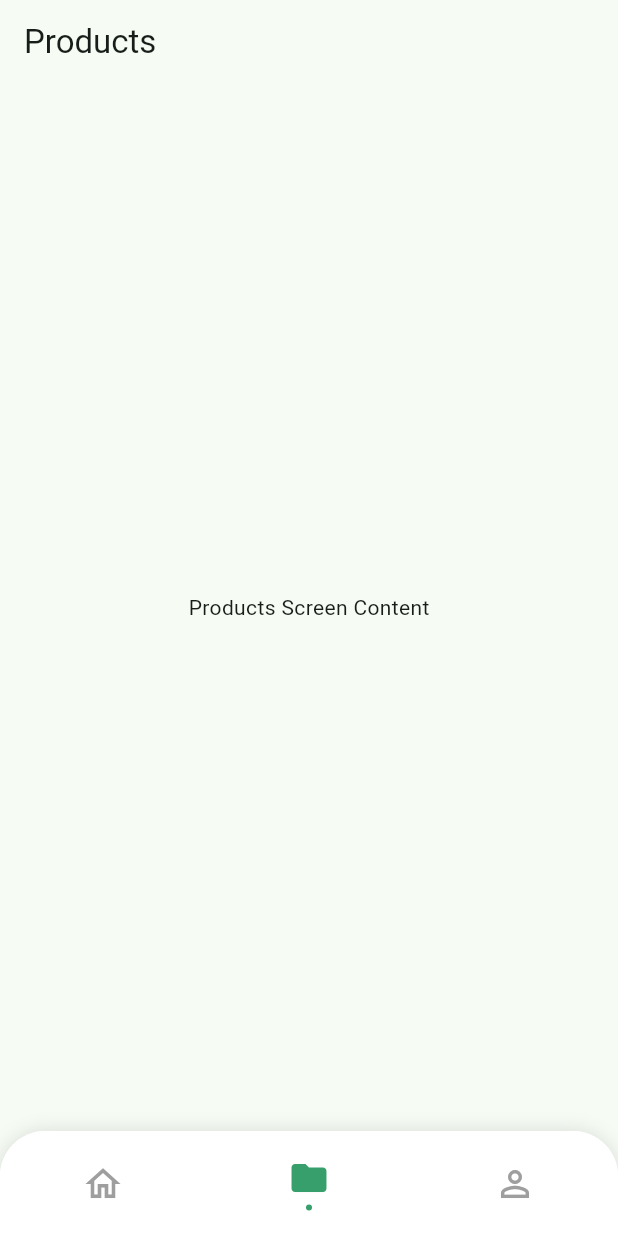
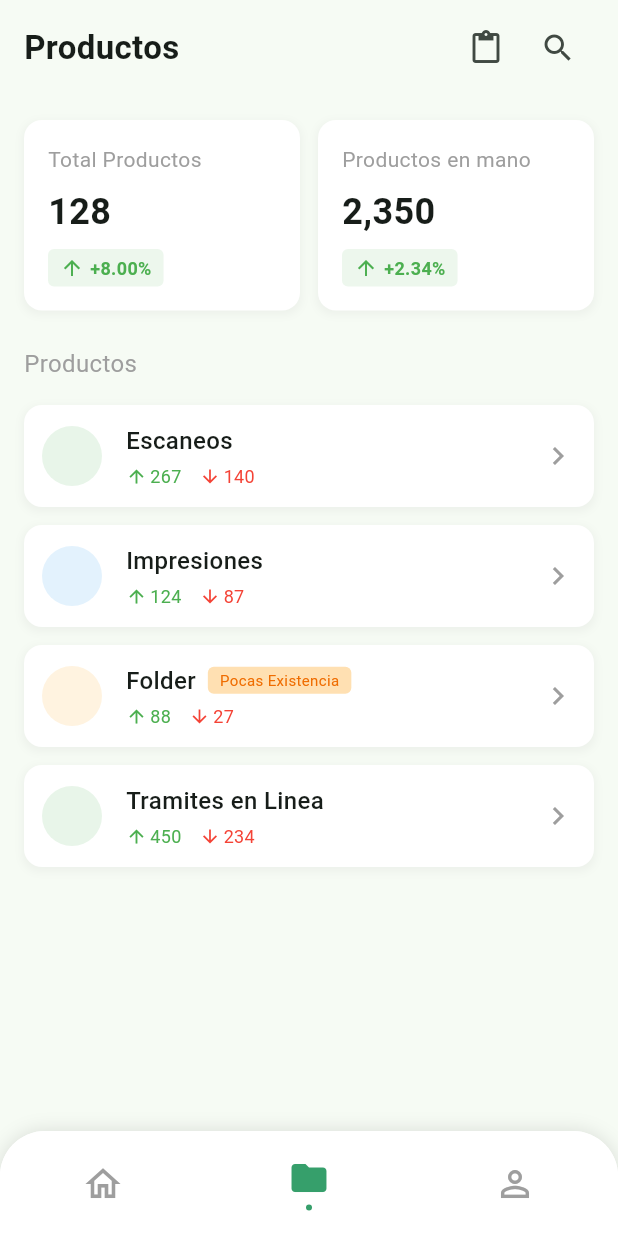
Before and after one commit to paolojoaquinp/flutter_pos, a Flutter app: the screen it shows after launch, item 2 of the bottom bar chosen, on a phone screen of 412 x 824 dp. Run offline on Flutter 3.47's test engine with Material 3 defaults, Android fonts, the phone set to English and light mode, and no system bars; our stand-ins replace bloc, equatable, flutter_bloc.

Commit message:
feat: Enhance ProductScreen with detailed stats and product categories
- Updated ProductScreen layout to include a header, stats cards, and product categories.
- Introduced StatsCard and ProductCategoryCard widgets for better data representation.
- Improved UI with padding and structured layout for enhanced user experience.

```diff
--- a/lib/features/products_screen/presentation/products_screen.dart
+++ b/lib/features/products_screen/presentation/products_screen.dart
@@ -1,4 +1,6 @@
 import 'package:flutter/material.dart';
+import 'package:flutter_pos/features/products_screen/presentation/widgets/product_category_card.dart';
+import 'package:flutter_pos/features/products_screen/presentation/widgets/stats_card_widget.dart';
 
 class ProductScreen extends StatelessWidget {
   const ProductScreen({super.key});
@@ -6,12 +8,106 @@ class ProductScreen extends StatelessWidget {
   @override
   Widget build(BuildContext context) {
     return Scaffold(
-      appBar: AppBar(
-        title: const Text('Products'),
-      ),
-      body: const Center(
-        child: Text('Products Screen Content'),
+      body: SafeArea(
+        child: Padding(
+          padding: const EdgeInsets.symmetric(horizontal: 16.0, vertical: 8.0),
+          child: Column(
+            crossAxisAlignment: CrossAxisAlignment.start,
+            children: [
+              // Header
+              Row(
+                mainAxisAlignment: MainAxisAlignment.spaceBetween,
+                children: [
+                  const Text(
+                    'Productos',
+                    style: TextStyle(
+                      fontSize: 22,
+                      fontWeight: FontWeight.bold,
+                    ),
+                  ),
+                  Row(
+                    children: [
+                      IconButton(
+                        icon: const Icon(Icons.content_paste_outlined),
+                        onPressed: () {},
+                      ),
+                      IconButton(
+                        icon: const Icon(Icons.search),
+                        onPressed: () {},
+                      ),
+                    ],
+                  ),
+                ],
+              ),
+              const SizedBox(height: 24),
+
+              // Stats Cards
+              const Row(
+                children: [
+                  Expanded(
+                    child: StatsCard(
+                      title: 'Total Productos',
+                      value: '128',
+                      percentage: '+8.00%',
+                      isPositive: true,
+                    ),
+                  ),
+                  SizedBox(width: 12),
+                  Expanded(
+                    child: StatsCard(
+                      title: 'Productos en mano',
+                      value: '2,350',
+                      percentage: '+2.34%',
+                      isPositive: true,
+                    ),
+                  ),
+                ],
+              ),
+
+              const SizedBox(height: 24),
+              const Text(
+                'Productos',
+                style: TextStyle(
+                  fontSize: 16,
+                  color: Colors.grey,
+                ),
+              ),
+              const SizedBox(height: 16),
+
+              // Product Categories List
+              ProductCategoryCard(
+                color: Colors.green.shade50,
+                title: 'Escaneos',
+                positiveCount: 267,
+                negativeCount: 140,
+              ),
+              const SizedBox(height: 12),
+              ProductCategoryCard(
+                color: Colors.blue.shade50,
+                title: 'Impresiones',
+                positiveCount: 124,
+                negativeCount: 87,
+              ),
+              const SizedBox(height: 12),
+              ProductCategoryCard(
+                color: Colors.orange.shade50,
+                title: 'Folder',
+                positiveCount: 88,
+                negativeCount: 27,
+                tag: 'Pocas Existencia',
+              ),
+              const SizedBox(height: 12),
+              ProductCategoryCard(
+                color: Colors.green.shade50,
+                title: 'Tramites en Linea',
+                positiveCount: 450,
+                negativeCount: 234,
+              ),
+            ],
+          ),
+        ),
       ),
     );
   }
+
 }
--- /dev/null
+++ b/lib/features/products_screen/presentation/widgets/product_category_card.dart
@@ -0,0 +1,132 @@
+import 'package:flutter/material.dart';
+
+class ProductCategoryCard extends StatelessWidget {
+  final Color color;
+  final String title;
+  final int positiveCount;
+  final int negativeCount;
+  final String? tag;
+
+  const ProductCategoryCard({
+    super.key,
+    required this.color,
+    required this.title,
+    required this.positiveCount,
+    required this.negativeCount,
+    this.tag,
+  });
+
+  @override
+  Widget build(BuildContext context) {
+    return Container(
+      decoration: BoxDecoration(
+        color: Colors.white,
+        borderRadius: BorderRadius.circular(12),
+        boxShadow: [
+          BoxShadow(
+            color: Colors.grey.withOpacity(0.1),
+            spreadRadius: 1,
+            blurRadius: 4,
+            offset: const Offset(0, 2),
+          ),
+        ],
+      ),
+      child: Padding(
+        padding: const EdgeInsets.all(12.0),
+        child: Row(
+          children: [
+            Container(
+              width: 40,
+              height: 40,
+              decoration: BoxDecoration(
+                color: color,
+                shape: BoxShape.circle,
+              ),
+            ),
+            const SizedBox(width: 16),
+            Expanded(
+              child: Column(
+                crossAxisAlignment: CrossAxisAlignment.start,
+                children: [
+                  Row(
+                    children: [
+                      Text(
+                        title,
+                        style: const TextStyle(
+                          fontSize: 16,
+                          fontWeight: FontWeight.w500,
+                        ),
+                      ),
+                      if (tag != null) ...[
+                        const SizedBox(width: 8),
+                        Container(
+                          padding: const EdgeInsets.symmetric(
+                              horizontal: 8, vertical: 2),
+                          decoration: BoxDecoration(
+                            color: Colors.orange.shade100,
+                            borderRadius: BorderRadius.circular(4),
+                          ),
+                          child: Text(
+                            tag!,
+                            style: TextStyle(
+                              fontSize: 10,
+                              color: Colors.orange.shade800,
+                            ),
+                          ),
+                        ),
+                      ],
+                    ],
+                  ),
+                  const SizedBox(height: 4),
+                  Row(
+                    children: [
+                      Row(
+                        children: [
+                          Icon(
+                            Icons.arrow_upward,
+                            size: 14,
+                            color: Colors.green,
+                          ),
+                          const SizedBox(width: 2),
+                          Text(
+                            positiveCount.toString(),
+                            style: TextStyle(
+                              fontSize: 12,
+                              color: Colors.green,
+                            ),
+                          ),
+                        ],
+                      ),
+                      const SizedBox(width: 12),
+                      Row(
+                        children: [
+                          Icon(
+                            Icons.arrow_downward,
+                            size: 14,
+                            color: Colors.red,
+                          ),
+                          const SizedBox(width: 2),
+                          Text(
+                            negativeCount.toString(),
+                            style: TextStyle(
+                              fontSize: 12,
+                              color: Colors.red,
+                            ),
+                          ),
+                        ],
+                      ),
+                    ],
+                  ),
+                ],
+              ),
+            ),
+            const Icon(
+              Icons.chevron_right,
+              color: Colors.grey,
+            ),
+          ],
+        ),
+      ),
+    );
+  }
+}
--- /dev/null
+++ b/lib/features/products_screen/presentation/widgets/stats_card_widget.dart
@@ -0,0 +1,84 @@
+import 'package:flutter/material.dart';
+
+class StatsCard extends StatelessWidget {
+  final String title;
+  final String value;
+  final String percentage;
+  final bool isPositive;
+
+  const StatsCard({
+    super.key,
+    required this.title,
+    required this.value,
+    required this.percentage,
+    required this.isPositive,
+  });
+
+  @override
+  Widget build(BuildContext context) {
+    return Container(
+      padding: const EdgeInsets.all(16),
+      decoration: BoxDecoration(
+        color: Colors.white,
+        borderRadius: BorderRadius.circular(12),
+        boxShadow: [
+          BoxShadow(
+            color: Colors.grey.withOpacity(0.1),
+            spreadRadius: 1,
+            blurRadius: 4,
+            offset: const Offset(0, 2),
+          ),
+        ],
+      ),
+      child: Column(
+        crossAxisAlignment: CrossAxisAlignment.start,
+        children: [
+          Text(
+            title,
+            style: const TextStyle(
+              fontSize: 14,
+              color: Colors.grey,
+            ),
+          ),
+          const SizedBox(height: 8),
+          Text(
+            value,
+            style: const TextStyle(
+              fontSize: 24,
+              fontWeight: FontWeight.bold,
+            ),
+          ),
+          const SizedBox(height: 8),
+          Container(
+            padding: const EdgeInsets.symmetric(horizontal: 8, vertical: 4),
+            decoration: BoxDecoration(
+              color: isPositive
+                  ? Colors.green.withOpacity(0.1)
+                  : Colors.red.withOpacity(0.1),
+              borderRadius: BorderRadius.circular(4),
+            ),
+            child: Row(
+              mainAxisSize: MainAxisSize.min,
+              children: [
+                Icon(
+                  isPositive ? Icons.arrow_upward : Icons.arrow_downward,
+                  size: 16,
+                  color: isPositive ? Colors.green : Colors.red,
+                ),
+                const SizedBox(width: 4),
+                Text(
+                  percentage,
+                  style: TextStyle(
+                    fontSize: 12,
+                    color: isPositive ? Colors.green : Colors.red,
+                    fontWeight: FontWeight.bold,
+                  ),
+                ),
+              ],
+            ),
+          ),
+        ],
+      ),
+    );
+  }
+}
```
